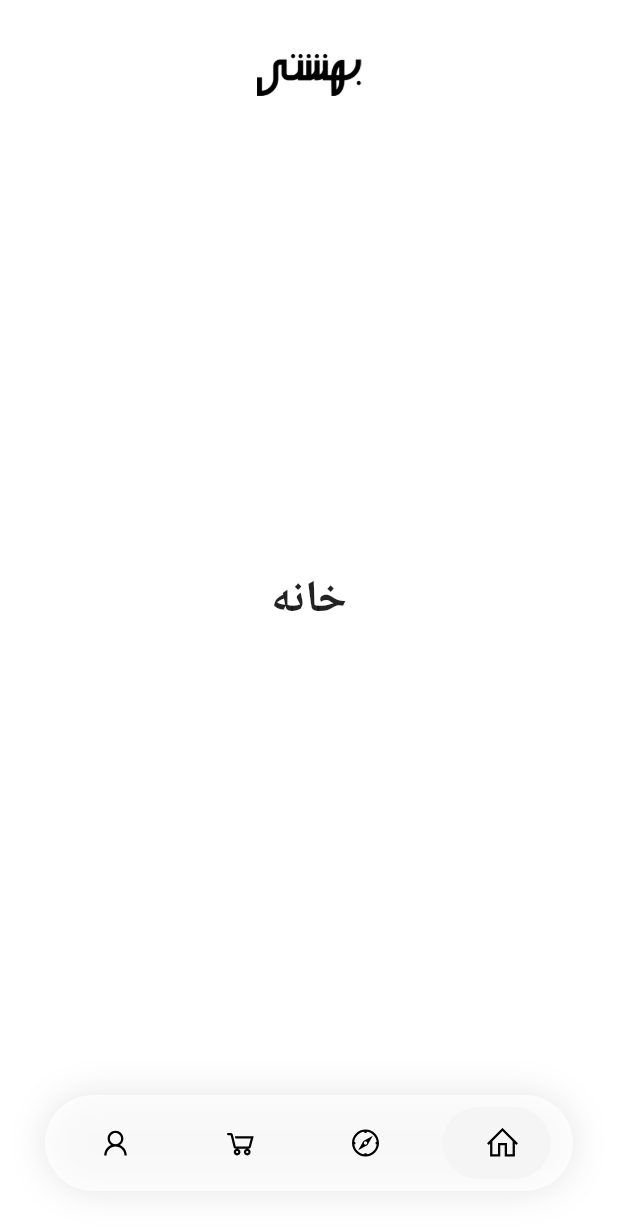
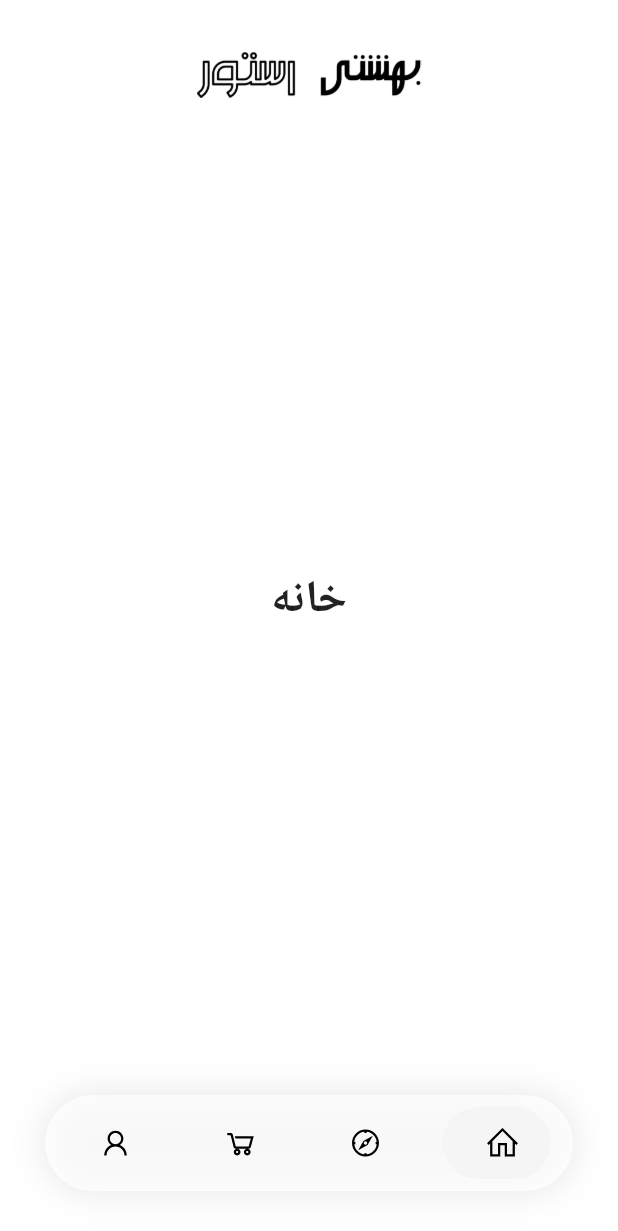
Before and after one commit to mfrashidi/beheshti-store-flutter, a Flutter app: the screen it shows after launch, on a phone screen of 412 x 824 dp. Shown: the top 1231 px of the screen. Run offline on Flutter 3.47's test engine with Material 2 defaults, Android fonts, the phone set to English and light mode, and no system bars; drawn by our look-alikes of google_nav_bar; our stand-ins replace line_icons.

Commit message:
Update Header Logo

```diff
--- a/lib/main.dart
+++ b/lib/main.dart
@@ -45,7 +45,7 @@ class _HomeState extends State<Home> {
     return Scaffold(
       backgroundColor: Colors.white,
       appBar: AppBar(
-        title: new Image.asset('assets/Beheshti.png', width: 70.0),
+        title: new Image.asset('assets/Beheshti.png', width: 150.0),
         toolbarHeight: 100,
         centerTitle: true,
         leadingWidth: 10,
```
Also changed, not shown: assets/Beheshti.png.
